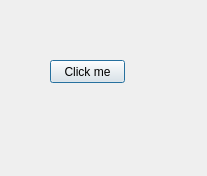
Above: gui2/dialog.ui from Gabriel-22/QT-Programming before the change. Below: the same form after it.
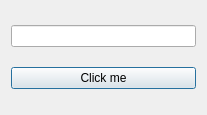
That is the form after the change.

Commit message: updating gui2 with the video tutorials

Diff of the .ui file:
```diff
--- a/gui2/dialog.ui
+++ b/gui2/dialog.ui
@@ -7,25 +7,28 @@
     <x>0</x>
     <y>0</y>
     <width>207</width>
-    <height>176</height>
+    <height>115</height>
    </rect>
   </property>
   <property name="windowTitle">
    <string>Dialog</string>
   </property>
+  <layout class="QVBoxLayout" name="verticalLayout">
+   <item>
+    <widget class="QLineEdit" name="lineEdit">
+     <property name="echoMode">
+      <enum>QLineEdit::Password</enum>
+     </property>
+    </widget>
+   </item>
+   <item>
   <widget class="QPushButton" name="pushButton">
-   <property name="geometry">
-    <rect>
-     <x>50</x>
-     <y>60</y>
-     <width>75</width>
-     <height>23</height>
-    </rect>
-   </property>
    <property name="text">
     <string>Click me</string>
    </property>
   </widget>
+   </item>
+  </layout>
  </widget>
  <layoutdefault spacing="6" margin="11"/>
  <resources/>
```
Lines whose indentation alone changed are shown as unchanged. The commit also changes 1 other file.
